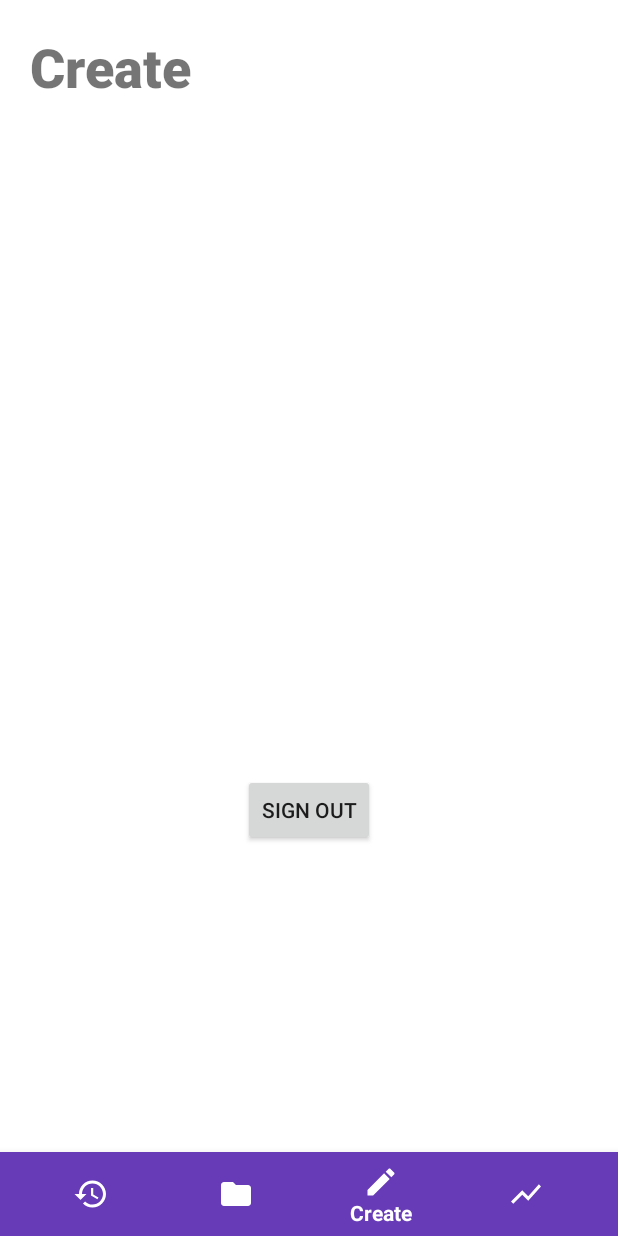
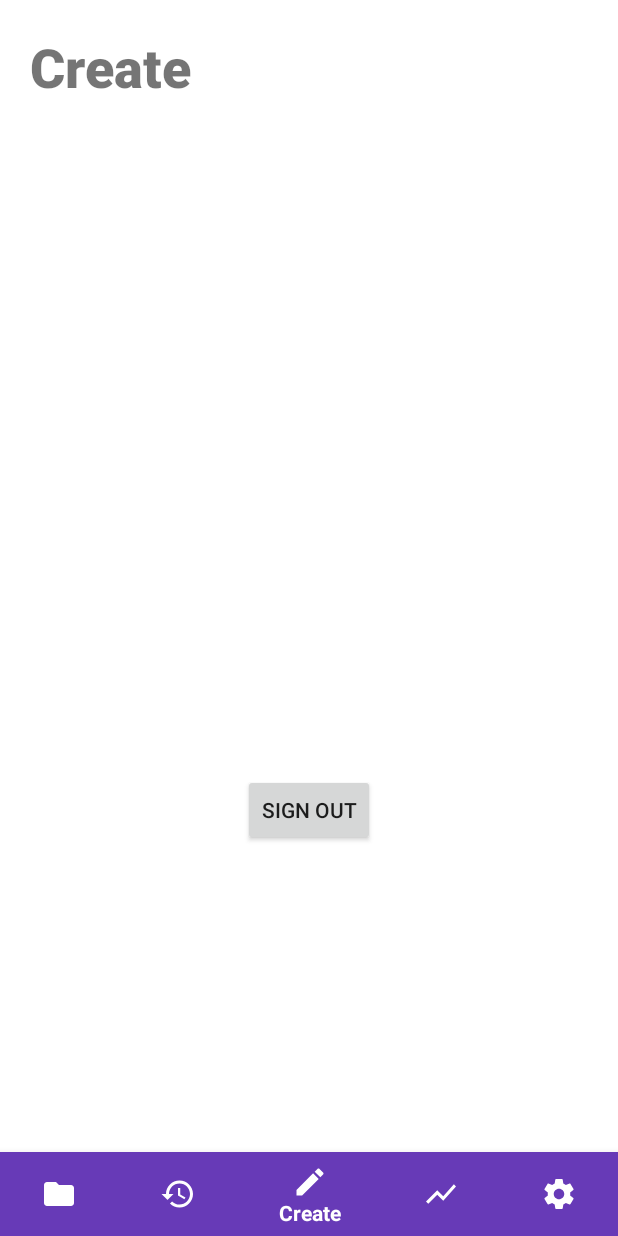
Before and after one commit to kjbrawner22/MyFair, an Android app: the screen it shows after launch once a user with an empty profile is signed in (MainActivity), item 3 of the bottom bar chosen, on a phone screen of 412 x 824 dp. Run offline under Robolectric (Android 15) with nearby library versions, the phone set to English and light mode, and no system bars; our stand-ins replace Firebase (no records; nobody signed in at launch, a user with empty details on screens opened directly).

Commit message:
clean up fragment code, added scaffolding for settings activity

```diff
--- a/android/app/src/main/java/com/example/myfair/AnalyticsFragment.java
+++ b/android/app/src/main/java/com/example/myfair/AnalyticsFragment.java
@@ -22,6 +22,8 @@ public class AnalyticsFragment extends Fragment {
     // the fragment initialization parameters, e.g. ARG_ITEM_NUMBER
     private static final String ARG_PARAM1 = "param1";
     private static final String ARG_PARAM2 = "param2";
+
+    static final String NAME = "analytics_fragment";
 
     // TODO: Rename and change types of parameters
     private String mParam1;
--- a/android/app/src/main/java/com/example/myfair/CollectionsFragment.java
+++ b/android/app/src/main/java/com/example/myfair/CollectionsFragment.java
@@ -22,6 +22,8 @@ public class CollectionsFragment extends Fragment {
     // the fragment initialization parameters, e.g. ARG_ITEM_NUMBER
     private static final String ARG_PARAM1 = "param1";
     private static final String ARG_PARAM2 = "param2";
+
+    static final String NAME = "collections_fragment";
 
     // TODO: Rename and change types of parameters
     private String mParam1;
--- a/android/app/src/main/java/com/example/myfair/CreateFragment.java
+++ b/android/app/src/main/java/com/example/myfair/CreateFragment.java
@@ -22,6 +22,8 @@ public class CreateFragment extends Fragment {
     // the fragment initialization parameters, e.g. ARG_ITEM_NUMBER
     private static final String ARG_PARAM1 = "param1";
     private static final String ARG_PARAM2 = "param2";
+
+    static final String NAME = "create_fragment";
 
     // TODO: Rename and change types of parameters
     private String mParam1;
--- a/android/app/src/main/java/com/example/myfair/HistoryFragment.java
+++ b/android/app/src/main/java/com/example/myfair/HistoryFragment.java
@@ -22,6 +22,8 @@ public class HistoryFragment extends Fragment {
     // the fragment initialization parameters, e.g. ARG_ITEM_NUMBER
     private static final String ARG_PARAM1 = "param1";
     private static final String ARG_PARAM2 = "param2";
+
+    static final String NAME = "history_fragment";
 
     // TODO: Rename and change types of parameters
     private String mParam1;
--- a/android/app/src/main/java/com/example/myfair/MainActivity.java
+++ b/android/app/src/main/java/com/example/myfair/MainActivity.java
@@ -6,6 +6,7 @@ import android.support.annotation.NonNull;
 import android.support.design.widget.BottomNavigationView;
 import android.support.v4.app.Fragment;
 import android.support.v4.app.FragmentManager;
+import android.support.v4.app.FragmentTransaction;
 import android.support.v7.app.AppCompatActivity;
 import android.os.Bundle;
 import android.view.MenuItem;
@@ -21,8 +22,6 @@ public class MainActivity extends AppCompatActivity implements
 
     private FirebaseAuth mAuth;
 
-    private TextView mTextMessage;
-
     Fragment fragmentHistory;
     Fragment fragmentCollections;
     Fragment fragmentCreate;
@@ -36,18 +35,18 @@ public class MainActivity extends AppCompatActivity implements
         public boolean onNavigationItemSelected(@NonNull MenuItem item) {
             switch (item.getItemId()) {
                 case R.id.navigation_history:
-                    switchToHistory();
+                    switchToFragment(fragmentHistory);
                     return true;
 
                 case R.id.navigation_collections:
-                    switchToCollections();
+                    switchToFragment(fragmentCollections);
                     return true;
 
                 case R.id.navigation_create:
-                    switchToCreate();
+                    switchToFragment(fragmentCreate);
                     return true;
                 case R.id.navigation_analytics:
-                    switchToAnalytics();
+                    switchToFragment(fragmentAnalytics);
                     return true;
             }
             return false;
@@ -55,20 +54,11 @@ public class MainActivity extends AppCompatActivity implements
 
     };
 
-    public void switchToHistory() {
-        fm.beginTransaction().replace(R.id.fragmentLayout, fragmentHistory).commit();
-    }
-
-    public void switchToCollections() {
-        fm.beginTransaction().replace(R.id.fragmentLayout, fragmentCollections).commit();
-    }
-
-    public void switchToCreate() {
-        fm.beginTransaction().replace(R.id.fragmentLayout, fragmentCreate).commit();
-    }
-
-    public void switchToAnalytics() {
-        fm.beginTransaction().replace(R.id.fragmentLayout, fragmentAnalytics).commit();
+    private void switchToFragment(Fragment fragment) {
+            FragmentTransaction transaction = fm.beginTransaction();
+            transaction.replace(R.id.fragmentLayout, fragment);
+            transaction.addToBackStack(null);
+            transaction.commit();
     }
 
     @Override
@@ -84,26 +74,11 @@ public class MainActivity extends AppCompatActivity implements
 
         fm = getSupportFragmentManager();
 
-        mTextMessage = (TextView) findViewById(R.id.textView);
-
-        BottomNavigationView navBar = (BottomNavigationView) findViewById(R.id.navigation);
+        BottomNavigationView navBar = findViewById(R.id.navigation);
         navBar.setOnNavigationItemSelectedListener(mOnNavigationItemSelectedListener);
 
-        fm.beginTransaction().add(R.id.fragmentLayout, fragmentAnalytics, "4").hide(fragmentAnalytics).commit();
-        fm.beginTransaction().add(R.id.fragmentLayout, fragmentCreate, "3").hide(fragmentCreate).commit();
-        fm.beginTransaction().add(R.id.fragmentLayout, fragmentCollections, "2").hide(fragmentCollections).commit();
-        fm.beginTransaction().add(R.id.fragmentLayout, fragmentHistory, "1").commit();
-
-        Button btnSignOut = findViewById(R.id.btnSignOut);
-        btnSignOut.setOnClickListener(new View.OnClickListener() {
-            @Override
-            public void onClick(View v) {
-                mAuth.signOut();
-                Intent intent = new Intent(MainActivity.this, LoginActivity.class);
-                startActivity(intent);
-                finish();
-            }
-        });
+        // start on Collections tab
+        fm.beginTransaction().add(R.id.fragmentLayout, fragmentCollections).commit();
     }
 
     @Override
--- /dev/null
+++ b/android/app/src/main/res/drawable/ic_settings.xml
@@ -0,0 +1,5 @@
+<vector android:height="24dp" android:tint="#FFFFFF"
+    android:viewportHeight="24.0" android:viewportWidth="24.0"
+    android:width="24dp" xmlns:android="http://schemas.android.com/apk/res/android">
+    <path android:fillColor="#FF000000" android:pathData="M19.43,12.98c0.04,-0.32 0.07,-0.64 0.07,-0.98s-0.03,-0.66 -0.07,-0.98l2.11,-1.65c0.19,-0.15 0.24,-0.42 0.12,-0.64l-2,-3.46c-0.12,-0.22 -0.39,-0.3 -0.61,-0.22l-2.49,1c-0.52,-0.4 -1.08,-0.73 -1.69,-0.98l-0.38,-2.65C14.46,2.18 14.25,2 14,2h-4c-0.25,0 -0.46,0.18 -0.49,0.42l-0.38,2.65c-0.61,0.25 -1.17,0.59 -1.69,0.98l-2.49,-1c-0.23,-0.09 -0.49,0 -0.61,0.22l-2,3.46c-0.13,0.22 -0.07,0.49 0.12,0.64l2.11,1.65c-0.04,0.32 -0.07,0.65 -0.07,0.98s0.03,0.66 0.07,0.98l-2.11,1.65c-0.19,0.15 -0.24,0.42 -0.12,0.64l2,3.46c0.12,0.22 0.39,0.3 0.61,0.22l2.49,-1c0.52,0.4 1.08,0.73 1.69,0.98l0.38,2.65c0.03,0.24 0.24,0.42 0.49,0.42h4c0.25,0 0.46,-0.18 0.49,-0.42l0.38,-2.65c0.61,-0.25 1.17,-0.59 1.69,-0.98l2.49,1c0.23,0.09 0.49,0 0.61,-0.22l2,-3.46c0.12,-0.22 0.07,-0.49 -0.12,-0.64l-2.11,-1.65zM12,15.5c-1.93,0 -3.5,-1.57 -3.5,-3.5s1.57,-3.5 3.5,-3.5 3.5,1.57 3.5,3.5 -1.57,3.5 -3.5,3.5z"/>
+</vector>
--- a/android/app/src/main/res/layout/activity_main.xml
+++ b/android/app/src/main/res/layout/activity_main.xml
@@ -35,18 +35,6 @@
         app:layout_constraintStart_toStartOf="parent"
         app:layout_constraintTop_toBottomOf="@+id/textView" />
 
-    <android.support.design.widget.BottomNavigationView
-        android:id="@+id/navigation"
-        android:layout_width="0dp"
-        android:layout_height="56dp"
-        android:background="@color/colorPrimary"
-        app:itemIconTint="@color/colorWhite"
-        app:itemTextColor="@color/colorWhite"
-        app:layout_constraintBottom_toBottomOf="parent"
-        app:layout_constraintLeft_toLeftOf="parent"
-        app:layout_constraintRight_toRightOf="parent"
-        app:menu="@menu/menu_main" />
-
     <FrameLayout
         android:id="@+id/fragmentLayout"
         android:layout_width="match_parent"
@@ -58,5 +46,19 @@
 
     </FrameLayout>
 
+    <android.support.design.widget.BottomNavigationView
+        android:id="@+id/navigation"
+        android:layout_width="0dp"
+        android:layout_height="56dp"
+        android:background="@color/colorPrimary"
+        app:itemIconTint="@color/colorWhite"
+        app:itemTextColor="@color/colorWhite"
+        app:layout_constraintBottom_toBottomOf="parent"
+        app:layout_constraintHorizontal_bias="0.0"
+        app:layout_constraintLeft_toLeftOf="parent"
+        app:layout_constraintRight_toRightOf="parent"
+        app:layout_constraintTop_toBottomOf="@+id/fragmentLayout"
+        app:menu="@menu/menu_main" />
+
 
 </android.support.constraint.ConstraintLayout>
--- a/android/app/src/main/res/menu/menu_main.xml
+++ b/android/app/src/main/res/menu/menu_main.xml
@@ -1,16 +1,15 @@
 <?xml version="1.0" encoding="utf-8"?>
 <menu xmlns:android="http://schemas.android.com/apk/res/android">
-
-    <item
-        android:id="@+id/navigation_history"
-        android:icon="@drawable/ic_history"
-        android:title="@string/title_history" />
 
     <item
         android:id="@+id/navigation_collections"
         android:icon="@drawable/ic_collections"
         android:title="@string/title_collections" />
 
+    <item
+        android:id="@+id/navigation_history"
+        android:icon="@drawable/ic_history"
+        android:title="@string/title_history" />
     <item
         android:id="@+id/navigation_create"
         android:icon="@drawable/ic_create"
@@ -20,5 +19,9 @@
         android:id="@+id/navigation_analytics"
         android:icon="@drawable/ic_analytics"
         android:title="@string/title_analytics" />
+    <item
+        android:id="@+id/navigation_settings"
+        android:icon="@drawable/ic_settings"
+        android:title="@string/title_settings" />
 
 </menu>
--- a/android/app/src/main/res/values/strings.xml
+++ b/android/app/src/main/res/values/strings.xml
@@ -4,8 +4,6 @@
     <string name="title_collections">Collections</string>
     <string name="title_create">Create</string>
     <string name="title_analytics">Analytics</string>
-
-    <!-- TODO: Remove or change this placeholder text -->
-    <string name="hello_blank_fragment">Hello blank fragment</string>
+    <string name="title_settings">Settings</string>
 
 </resources>
```
